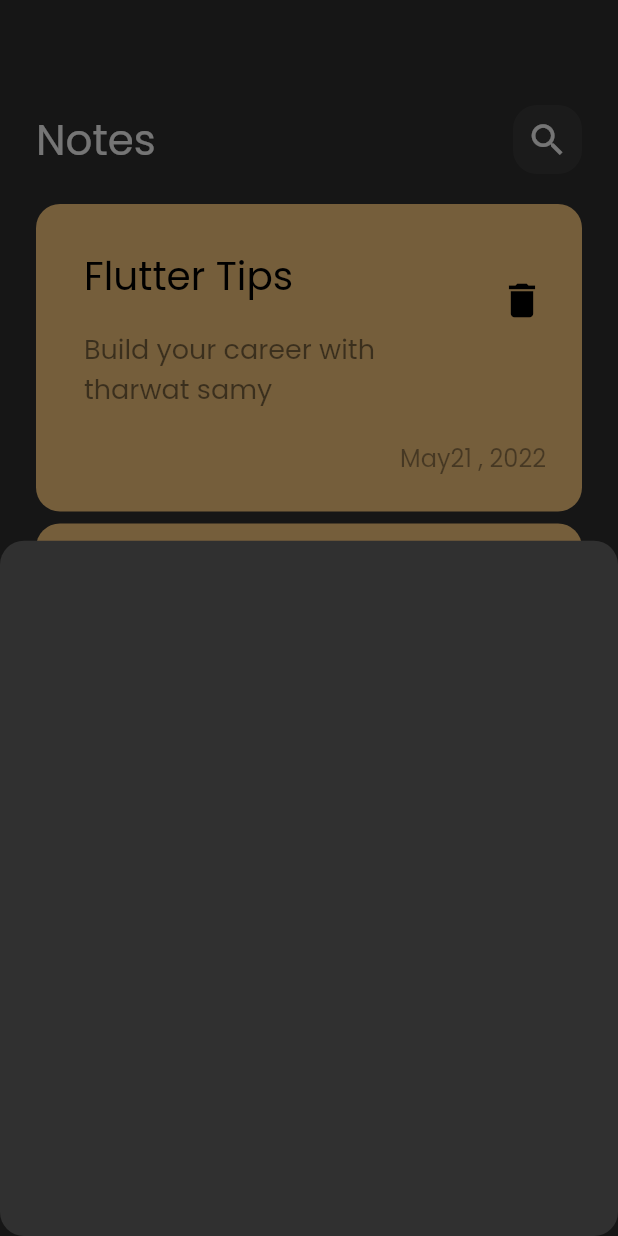
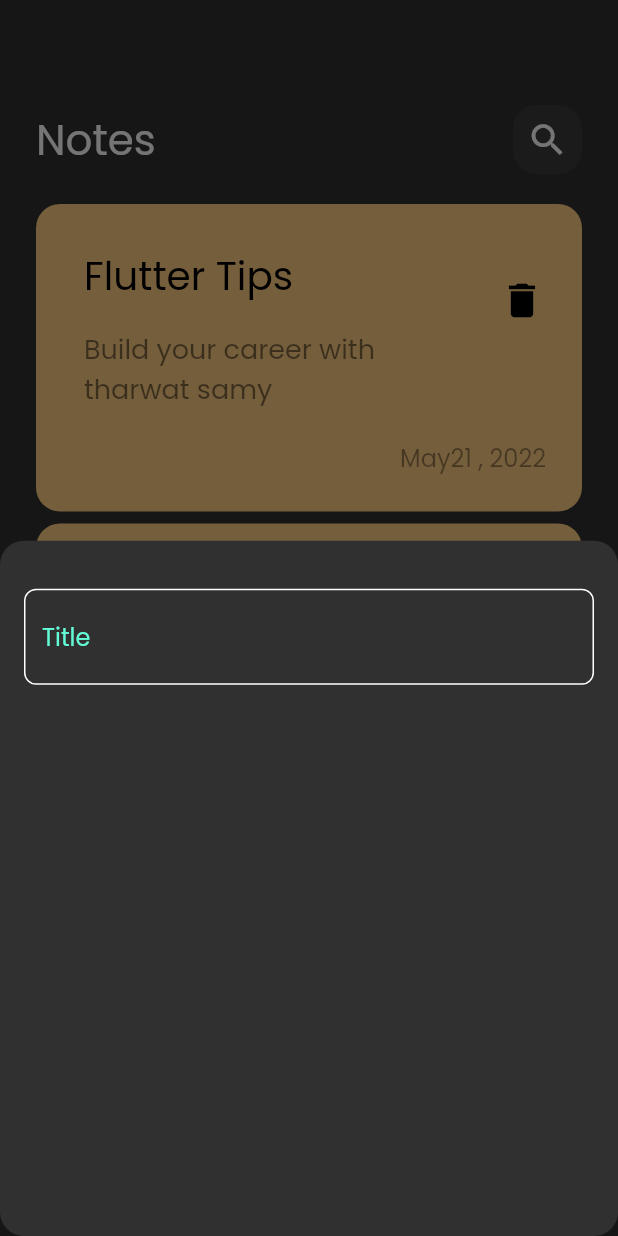
Before and after one commit to AyaallahEmara/notes_app, a Flutter app: the screen it shows after launch, after a tap on the "add" icon, on a phone screen of 412 x 824 dp. Run offline on Flutter 3.47's test engine with Material 2 defaults, Android fonts, the phone set to English and light mode, and no system bars.

Commit message:
create custom text field

```diff
--- /dev/null
+++ b/lib/constants.dart
@@ -0,0 +1,3 @@
+import 'package:flutter/animation.dart';
+
+const kPrimaryColor = Color(0xFF62FCD7);
--- a/lib/widgets/add_note_bottom_sheet.dart
+++ b/lib/widgets/add_note_bottom_sheet.dart
@@ -1,10 +1,19 @@
 import 'package:flutter/material.dart';
+import 'package:notes_app/widgets/custom_text_field.dart';
 
 class AddNoteBottomSheet extends StatelessWidget {
   const AddNoteBottomSheet({Key? key}) : super(key: key);
 
   @override
   Widget build(BuildContext context) {
-    return Container();
+    return Padding(
+      padding: const EdgeInsets.symmetric(horizontal: 16),
+      child: Column(
+        children: [
+          SizedBox(height: 32,),
+          CustomTextField(),
+        ],
+      ),
+    );
   }
 }
--- /dev/null
+++ b/lib/widgets/custom_text_field.dart
@@ -0,0 +1,27 @@
+import 'package:flutter/material.dart';
+import 'package:notes_app/constants.dart';
+
+class CustomTextField extends StatelessWidget {
+  const CustomTextField({Key? key}) : super(key: key);
+
+  @override
+  Widget build(BuildContext context) {
+    return TextField(
+      cursorColor: kPrimaryColor,
+      decoration:InputDecoration(
+        hintText: 'Title',
+        hintStyle: TextStyle(color: kPrimaryColor),
+        border: buildBorder(),
+        enabledBorder: buildBorder(),
+        focusedBorder: buildBorder(kPrimaryColor),
+      ),
+    );
+  }
+
+  OutlineInputBorder buildBorder([color]) {
+    return OutlineInputBorder(
+        borderRadius: BorderRadius.circular(8),
+        borderSide:  BorderSide(color: color ?? Colors.white),
+      );
+  }
+}
```
